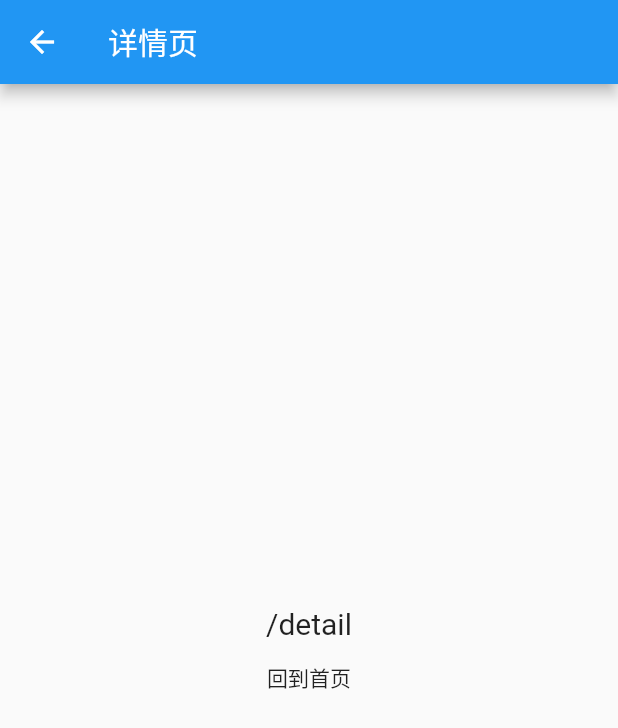
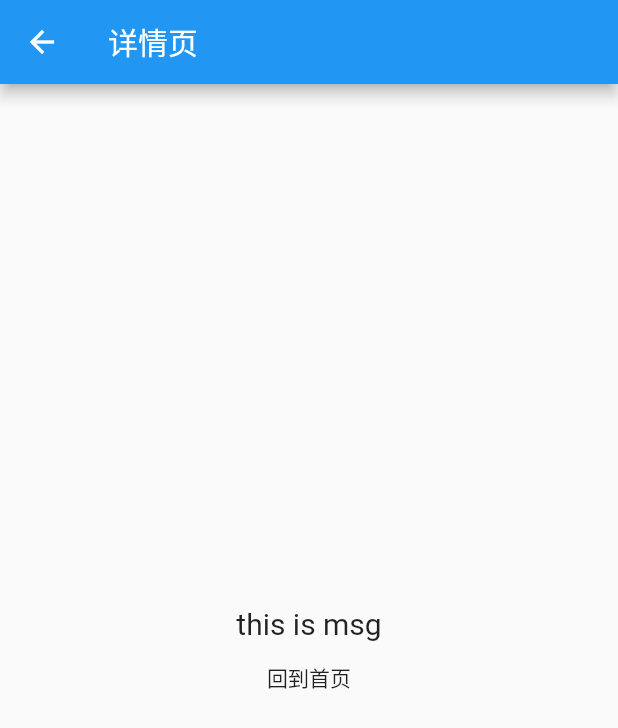
Before and after one commit to lanlinxl/flutter_base, a Flutter app: the LLDetailPage screen opened directly, on a phone screen of 412 x 824 dp. Shown: the top 728 px of the screen. Run offline on Flutter 3.47's test engine with Material 2 defaults, Android fonts, the phone set to English and light mode, and no system bars; our stand-ins replace event_bus.

Commit message:
一些优化

```diff
--- a/lib/router_manager/detail.dart
+++ b/lib/router_manager/detail.dart
@@ -1,7 +1,7 @@
 import 'package:flutter/material.dart';
 
 class LLDetailPage extends StatelessWidget {
-  static const String routeName = "LLDetailPage";
+  static const String routeName = "/detail";
   final String _meesage;
 
   LLDetailPage(this._meesage);
--- a/lib/router_manager/router/router.dart
+++ b/lib/router_manager/router/router.dart
@@ -17,7 +17,7 @@ class LLRouter {
     if (settings.name == LLDetailPage.routeName) {
       return MaterialPageRoute(
           builder: (ctx) {
-            return LLDetailPage("/detail");
+            return LLDetailPage("this is msg");
           }
       );
     }
```
Also changed, not shown: 6 other files.
